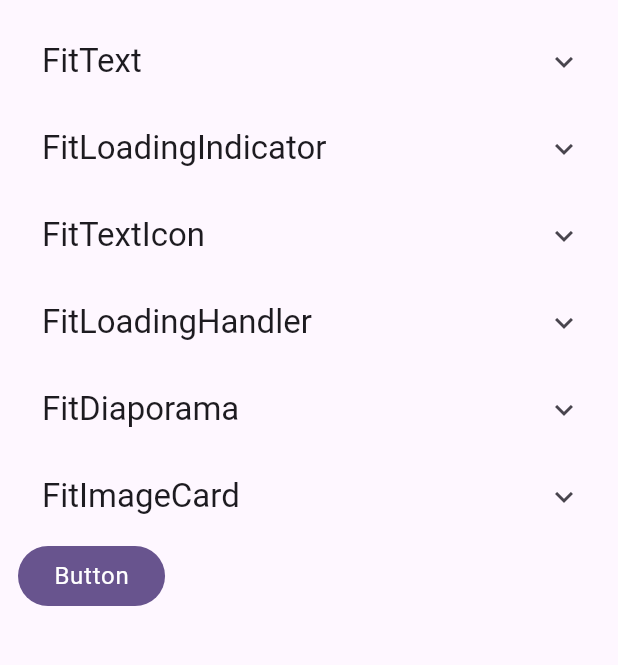
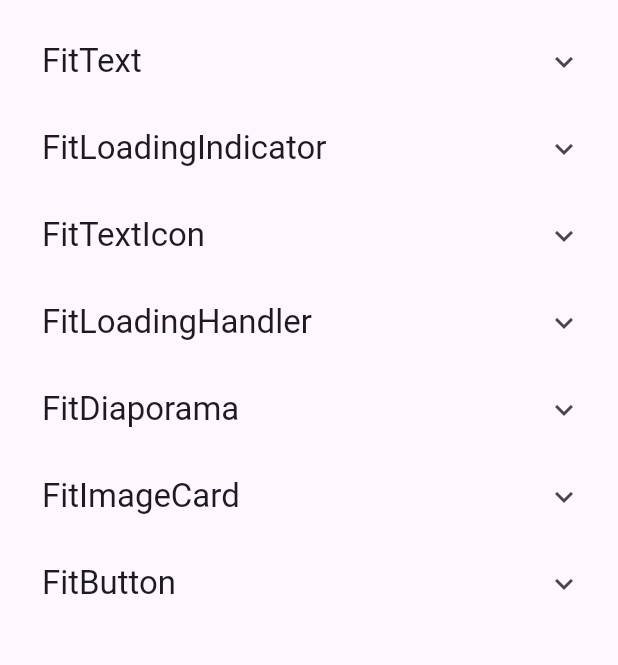
Before and after one commit to Vaistudio-dev/flutter_fit_utils_ui, a Flutter app: the screen it shows after launch, on a phone screen of 412 x 824 dp, the part 84-749 px from its top. Run offline on Flutter 3.47's test engine with Material 3 defaults, Android fonts, the phone set to English and light mode, and no system bars; our stand-ins replace google_fonts; Roboto replaces fonts that are missing (Overpass).

Commit message:
Update example.

```diff
--- a/example/lib/main.dart
+++ b/example/lib/main.dart
@@ -116,9 +116,18 @@ class MyApp extends StatelessWidget {
                       ),
                     ],
                   ),
-                  FitButton(
-                    onTap: () {},
-                    child: const FitText.button("Button"),
+                  ExpansionTile(
+                    title: const FitText.title("FitButton"),
+                    children: [
+                      FitButton(
+                        onTap: () {},
+                        child: const FitText.button("Save"),
+                      ),
+                      FitButton(
+                        onTap: () {},
+                        child: const Icon(Icons.save),
+                      ),
+                    ],
                   ),
                 ],
               ),
```
